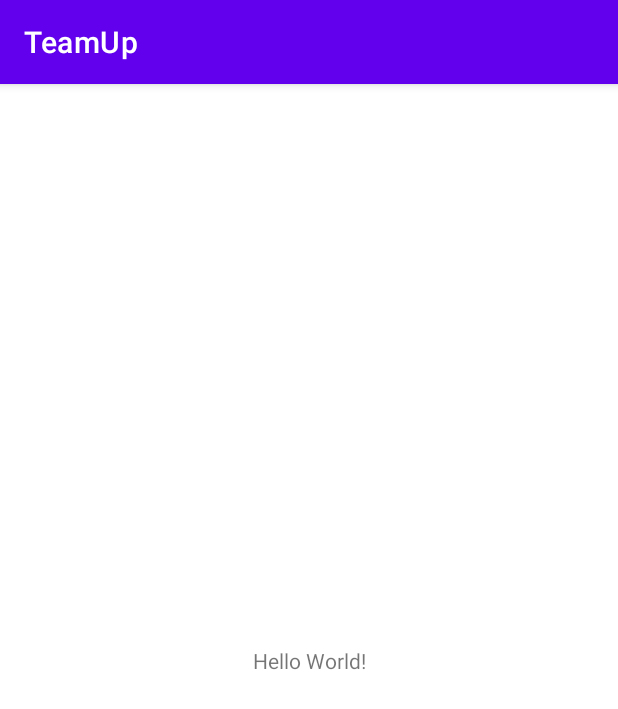
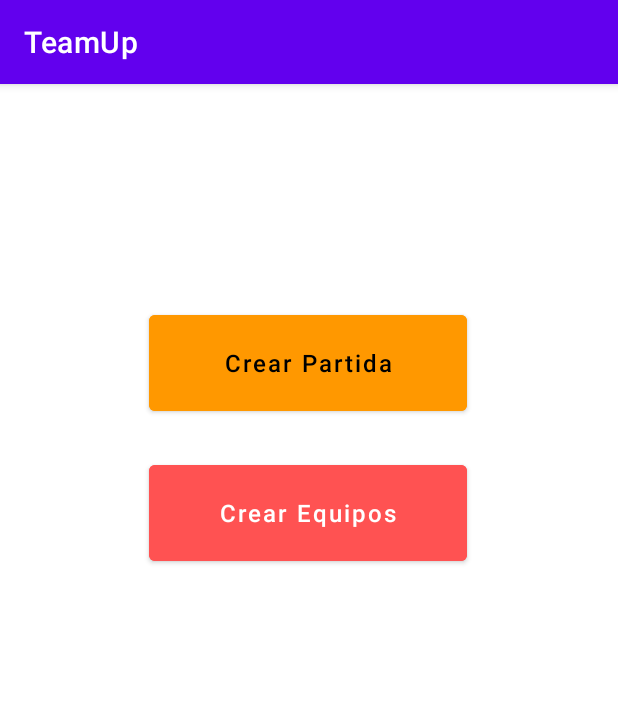
Before and after one commit to JBarthaP/PAD, an Android app: the screen it shows after launch (MainActivity), on a phone screen of 412 x 824 dp. Shown: the top 709 px of the screen. Run offline under Robolectric (Android 15) with nearby library versions, the phone set to English and light mode, and no system bars.

Commit message:
empezado primeras vistas

```diff
--- a/TeamUp/app/build.gradle
+++ b/TeamUp/app/build.gradle
@@ -36,4 +36,5 @@ dependencies {
     testImplementation 'junit:junit:4.13.2'
     androidTestImplementation 'androidx.test.ext:junit:1.1.5'
     androidTestImplementation 'androidx.test.espresso:espresso-core:3.5.1'
+
 }
--- a/TeamUp/app/src/main/AndroidManifest.xml
+++ b/TeamUp/app/src/main/AndroidManifest.xml
@@ -12,6 +12,9 @@
         android:theme="@style/Theme.TeamUp"
         tools:targetApi="31">
         <activity
+            android:name=".TeamsActivity"
+            android:exported="false" />
+        <activity
             android:name=".MainActivity"
             android:exported="true">
             <intent-filter>
--- a/TeamUp/app/src/main/java/es/ucm/fdi/teamup/MainActivity.java
+++ b/TeamUp/app/src/main/java/es/ucm/fdi/teamup/MainActivity.java
@@ -2,13 +2,25 @@ package es.ucm.fdi.teamup;
 
 import androidx.appcompat.app.AppCompatActivity;
 
+import android.content.Intent;
 import android.os.Bundle;
+import android.widget.Button;
 
 public class MainActivity extends AppCompatActivity {
 
+    Button createTeamsButton;
     @Override
     protected void onCreate(Bundle savedInstanceState) {
         super.onCreate(savedInstanceState);
         setContentView(R.layout.activity_main);
+        createTeamsButton = findViewById(R.id.createTeamButton);
+        createTeamsButton.setOnClickListener((view)->{
+            Intent intent = new Intent(this, TeamsActivity.class);
+            startActivity(intent);
+        });
+
+
     }
+
+
 }
--- a/TeamUp/app/src/main/res/layout/activity_main.xml
+++ b/TeamUp/app/src/main/res/layout/activity_main.xml
@@ -4,15 +4,38 @@
     xmlns:tools="http://schemas.android.com/tools"
     android:layout_width="match_parent"
     android:layout_height="match_parent"
+
     tools:context=".MainActivity">
 
-    <TextView
-        android:layout_width="wrap_content"
-        android:layout_height="wrap_content"
-        android:text="Hello World!"
-        app:layout_constraintBottom_toBottomOf="parent"
+
+    <Button
+        android:id="@+id/createGameButton"
+        android:layout_width="212dp"
+        android:layout_height="76dp"
+        android:layout_marginTop="148dp"
+        android:backgroundTint="#FF9800"
+        android:text="@string/createGameButton"
+        android:textAlignment="center"
+        android:textAllCaps="false"
+        android:textColor="@color/black"
+        android:textSize="16sp"
         app:layout_constraintEnd_toEndOf="parent"
+        app:layout_constraintHorizontal_bias="0.497"
         app:layout_constraintStart_toStartOf="parent"
         app:layout_constraintTop_toTopOf="parent" />
 
+    <Button
+        android:id="@+id/createTeamButton"
+        android:layout_width="212dp"
+        android:layout_height="76dp"
+        android:layout_marginTop="24dp"
+        android:backgroundTint="#FF5252"
+        android:text="@string/createTeamsButton"
+        android:textAllCaps="false"
+        android:textSize="16sp"
+        app:layout_constraintEnd_toEndOf="parent"
+        app:layout_constraintHorizontal_bias="0.497"
+        app:layout_constraintStart_toStartOf="parent"
+        app:layout_constraintTop_toBottomOf="@+id/createGameButton" />
+
 </androidx.constraintlayout.widget.ConstraintLayout>
--- a/TeamUp/app/src/main/res/values/strings.xml
+++ b/TeamUp/app/src/main/res/values/strings.xml
@@ -1,3 +1,6 @@
 <resources>
     <string name="app_name">TeamUp</string>
+    <string name="createGameButton">Crear Partida</string>
+    <string name="createTeamsButton">Crear Equipos</string>
+    <string name="members_per_team_text">Participantes por equipo: </string>
 </resources>
```
Also changed, not shown: TeamUp/app/src/main/java/es/ucm/fdi/teamup/TeamsActivity.java (added, +14 -0 lines), TeamUp/app/src/main/res/layout/activity_teams.xml (added, +30 -0 lines).
